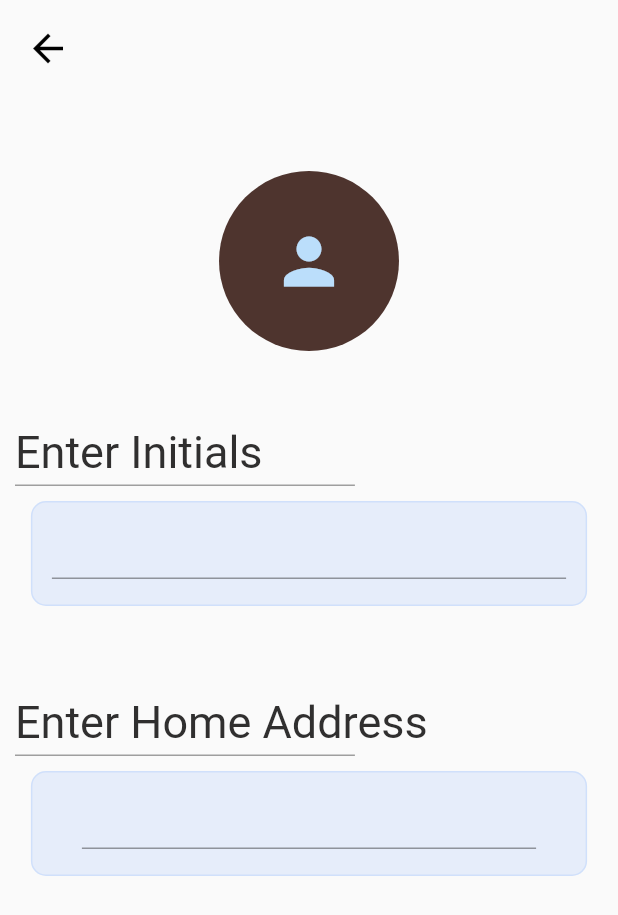
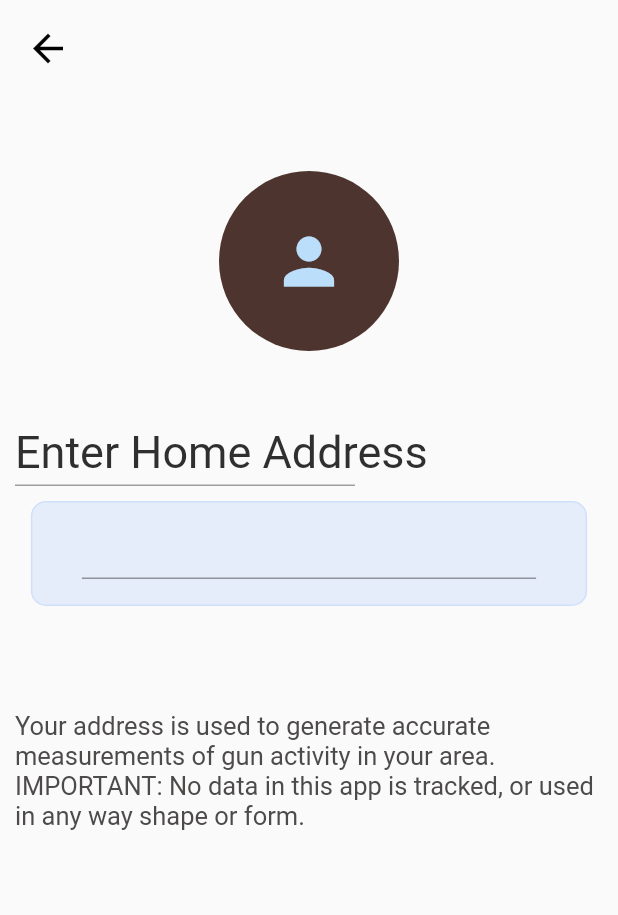
Before and after one commit to konbula/GunGuardAlert_privateSourceCode, a Flutter app: the profilePage screen opened directly, on a phone screen of 412 x 824 dp. Shown: the top 915 px of the screen. Run offline on Flutter 3.47's test engine with Material 2 defaults, Android fonts, the phone set to English and light mode, and no system bars; our stand-ins replace flutter_map, geocoding, latlong2, sliding_up_panel, syncfusion_flutter_charts, webview_flutter; missing offline and left inert: flutter_map_marker_cluster; network calls fail.

Commit message:
current application before it will be changed to be published

```diff
--- a/lib/screens/data_tile/data_tile_screen.dart
+++ b/lib/screens/data_tile/data_tile_screen.dart
@@ -63,7 +63,8 @@ class _DataTileScreenState extends State<DataTileScreen> {
               ],
             ),
           ),
-          GraphThing(),
+          //will bring back graphthing once everything else is worked out
+          //GraphThing(),
         ])),
       ),
     );
--- a/lib/screens/home/components/profile.dart
+++ b/lib/screens/home/components/profile.dart
@@ -8,31 +8,30 @@ class profilePage extends StatefulWidget {
   profilePage({
     Key? key,
   }) : super(key: key);
-  static String initial = "";
+
   @override
   State<profilePage> createState() => _profilePageState();
 }
 
 class _profilePageState extends State<profilePage> {
   late TextEditingController _Adresscontroller;
-  late TextEditingController _initialcontroller;
   @override
   void initState() {
     super.initState();
     _Adresscontroller = TextEditingController();
-    _initialcontroller = TextEditingController();
   }
 
   @override
   void dispose() {
     _Adresscontroller.dispose();
-    _initialcontroller.dispose();
+
     super.dispose();
   }
 
   @override
   Widget build(BuildContext context) {
     return Scaffold(
+        resizeToAvoidBottomInset: false,
         body: SafeArea(
             child: Column(children: [
           Padding(
@@ -52,21 +51,12 @@ class _profilePageState extends State<profilePage> {
           ),
           Align(
               alignment: Alignment.center,
-          child: (profilePage.initial == "")
-              ? CircleAvatar(
+              child: CircleAvatar(
                 radius: 60,
                 backgroundColor: Colors.brown.shade800,
                 child: const Icon(
                   Icons.person,
                   size: 50,
-                  ),
-                )
-              : CircleAvatar(
-                  radius: 60,
-                  backgroundColor: Color.fromARGB(255, 146, 85, 71),
-                  child: Text(
-                    profilePage.initial,
-                    style: TextStyle(fontSize: 50),
                 ),
               )),
           const SizedBox(
@@ -77,57 +67,9 @@ class _profilePageState extends State<profilePage> {
             child: Padding(
               padding: const EdgeInsets.only(left: 10.0, bottom: 4),
               child: Text(
-            "Enter Initials",
-            style:
-                TextStyle(fontSize: 30, color: Color.fromARGB(255, 48, 47, 47)),
-          ),
-        ),
-      ),
-      Align(
-        alignment: Alignment.topLeft,
-        child: Padding(
-          padding: const EdgeInsets.only(left: 10),
-          child: Container(
-            width: MediaQuery.of(context).size.width * 0.55,
-            height: 1,
-            color: Colors.grey,
-          ),
-        ),
-      ),
-      Container(
-        margin: const EdgeInsets.all(10.0),
-        padding: const EdgeInsets.all(3.0),
-        height: 70,
-        width: MediaQuery.of(context).size.width * 0.9,
-        decoration: BoxDecoration(
-            border: Border.all(color: Color.fromARGB(34, 68, 137, 255)),
-            color: Color.fromARGB(31, 86, 147, 253),
-            borderRadius: BorderRadius.all(Radius.circular(10))),
-        child: Padding(
-          padding: const EdgeInsets.only(left: 10.0, right: 10),
-          child: TextField(
-            controller: _initialcontroller,
-            onSubmitted: (String value) {
-              setState(() {
-                profilePage.initial = value;
-                print(profilePage.initial);
-              });
-              profilePage.initial = value;
-            },
-          ),
-        ),
-      ),
-      const SizedBox(
-        height: 50,
-      ),
-      Align(
-        alignment: Alignment.topLeft,
-        child: Padding(
-          padding: const EdgeInsets.only(left: 10.0, bottom: 4),
-          child: Text(
                 "Enter Home Address",
-            style:
-                TextStyle(fontSize: 30, color: Color.fromARGB(255, 48, 47, 47)),
+                style: TextStyle(
+                    fontSize: 30, color: Color.fromARGB(255, 48, 47, 47)),
               ),
             ),
           ),
@@ -171,7 +113,8 @@ class _profilePageState extends State<profilePage> {
                       builder: (BuildContext context) {
                         return AlertDialog(
                           title: Text("Location inputed"),
-                      content: Text("you typed '$value'."),
+                          content: Text(
+                              "you typed '$value'. Your home marker will change in 5 to 25 seconds."),
                           actions: <Widget>[
                             TextButton(
                                 onPressed: () {
@@ -185,6 +128,23 @@ class _profilePageState extends State<profilePage> {
               ),
             ),
           ),
+          const SizedBox(
+            height: 50,
+          ),
+          Container(
+            child: Column(
+              children: [
+                Padding(
+                  padding: const EdgeInsets.all(10.0),
+                  child: Text(
+                    "Your address is used to generate accurate measurements of gun activity in your area.\nIMPORTANT: No data in this app is tracked, or used in any way shape or form.  ",
+                    style: TextStyle(
+                        fontSize: 17, color: Color.fromARGB(255, 77, 74, 74)),
+                  ),
+                )
+              ],
+            ),
+          )
         ])));
   }
 }
```
Also changed, not shown: lib/screens/data/components/body.dart (+19 -19 lines), lib/screens/data/data_screen.dart (+51 -2 lines), lib/screens/home/components/aboutPage.dart (added, +77 -0 lines), lib/screens/home/components/body.dart (+52 -25 lines), lib/screens/news/components/body.dart (+17 -16 lines), lib/screens/news/news_screen.dart (+52 -2 lines), pubspec.yaml (+4 -3 lines), assets/images/GunGuardAlert.png (added), assets/images/poo.jpg (added). Lines whose indentation alone changed are shown as unchanged.
